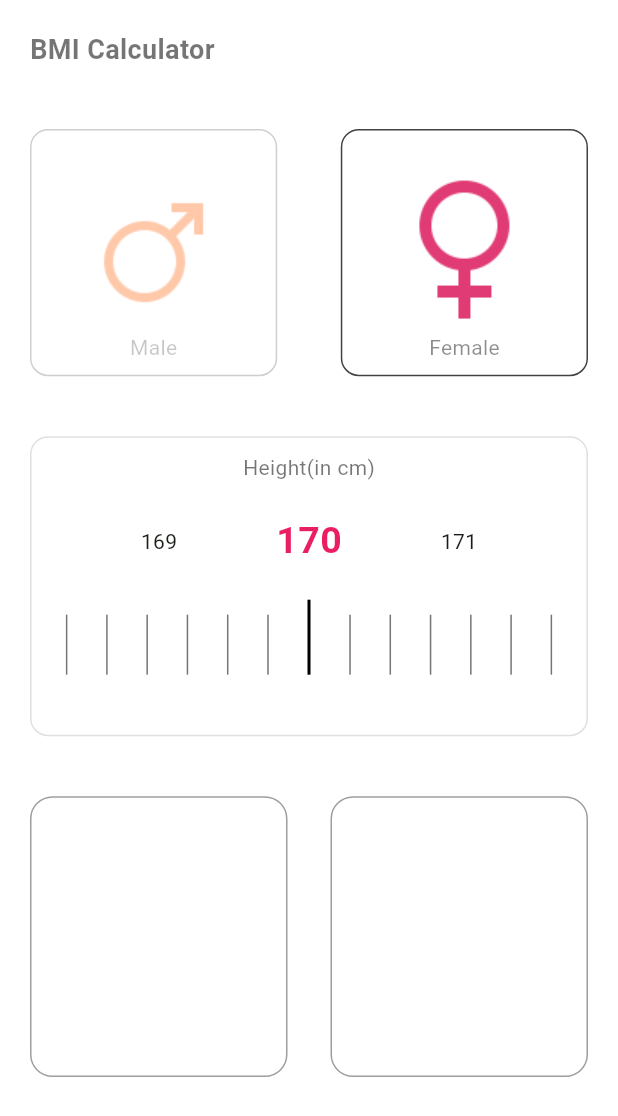
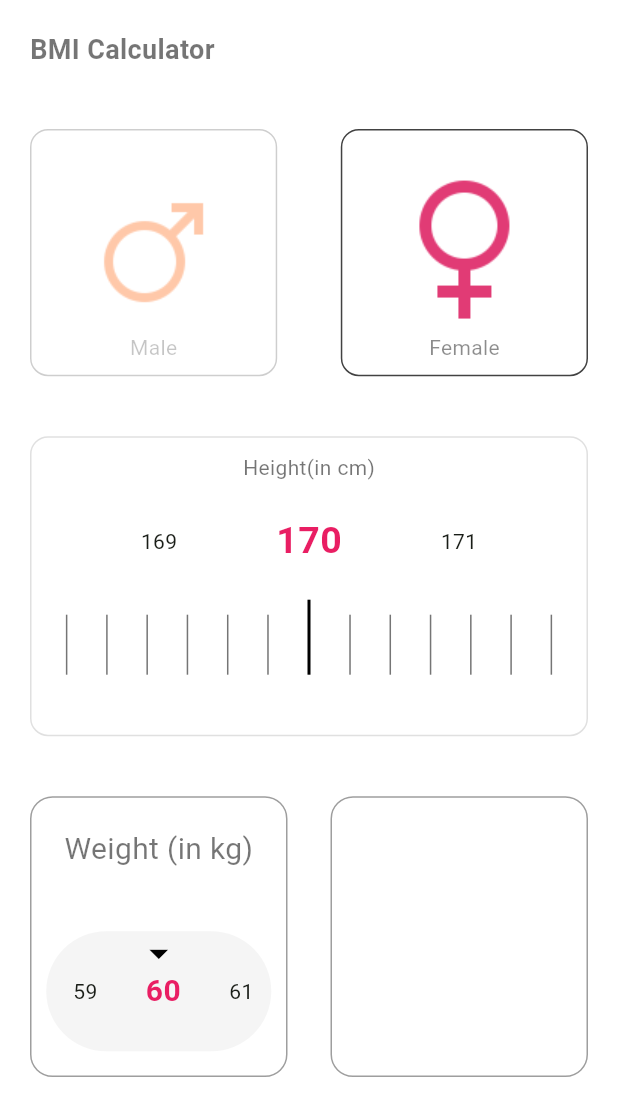
Before and after one commit to mahdadi78/BMI-project, a Flutter app: the screen it shows after launch, on a phone screen of 412 x 824 dp. Shown: the top 1116 px of the screen. Run offline on Flutter 3.47's test engine with Material 3 defaults, Android fonts, the phone set to English and light mode, and no system bars; drawn by our look-alikes of numberpicker.

```diff
--- a/lib/landing_page.dart
+++ b/lib/landing_page.dart
@@ -34,7 +34,10 @@ class _LandingState extends State<Landing> {
                 padding: EdgeInsets.only(top: 40),
                 child: Row(
                   mainAxisAlignment: MainAxisAlignment.spaceBetween,
-                  children: [WeightGetter(), AgeGetter()],
+                  children: [
+                    WeightGetter(),
+                    AgeGetter(),
+                  ],
                 ),
               )
             ],
--- a/lib/weight_getter.dart
+++ b/lib/weight_getter.dart
@@ -1,11 +1,19 @@
 import 'package:bmi_flutter_project/constans.dart';
 import 'package:flutter/material.dart';
+import 'package:numberpicker/numberpicker.dart';
 
-class WeightGetter extends StatelessWidget {
+class WeightGetter extends StatefulWidget {
   const WeightGetter({
     super.key,
   });
 
+  @override
+  State<WeightGetter> createState() => _WeightGetterState();
+}
+
+int weight = 60;
+
+class _WeightGetterState extends State<WeightGetter> {
   @override
   Widget build(BuildContext context) {
     return Container(
@@ -14,6 +22,57 @@ class WeightGetter extends StatelessWidget {
       decoration: BoxDecoration(
           borderRadius: BorderRadius.circular(15),
           border: Border.all(color: borderColor)),
+      child: Padding(
+        padding: const EdgeInsets.only(top: 20),
+        child: Column(
+          children: [
+            const Text(
+              'Weight (in kg)',
+              style: TextStyle(fontSize: 20, color: Colors.black54),
+            ),
+            const SizedBox(height: 40),
+            Stack(
+              alignment: Alignment.topCenter,
+              clipBehavior: Clip.none,
+              children: [
+                Container(
+                  width: 150,
+                  height: 80,
+                  decoration: BoxDecoration(
+                      color: Colors.grey[100],
+                      borderRadius: BorderRadius.circular(90)),
+                  child: NumberPicker(
+                    itemWidth: 52,
+                    itemCount: 3,
+                    selectedTextStyle: TextStyle(
+                        color: maleIsSelected ? maleColor : femaleColor,
+                        fontSize: 20,
+                        fontWeight: FontWeight.w700),
+                    axis: Axis.horizontal,
+                    value: weight,
+                    minValue: 20,
+                    maxValue: 200,
+                    step: 1,
+                    haptics: false,
+                    onChanged: (value) {
+                      setState(() {
+                        weight = value;
+                      });
+                    },
+                  ),
+                ),
+                const Positioned(
+                    top: 0,
+                    child: Icon(
+                      Icons.arrow_drop_down_outlined,
+                      color: Colors.black,
+                      size: 30,
+                    )),
+              ],
+            ),
+          ],
+        ),
+      ),
     );
   }
 }
```
